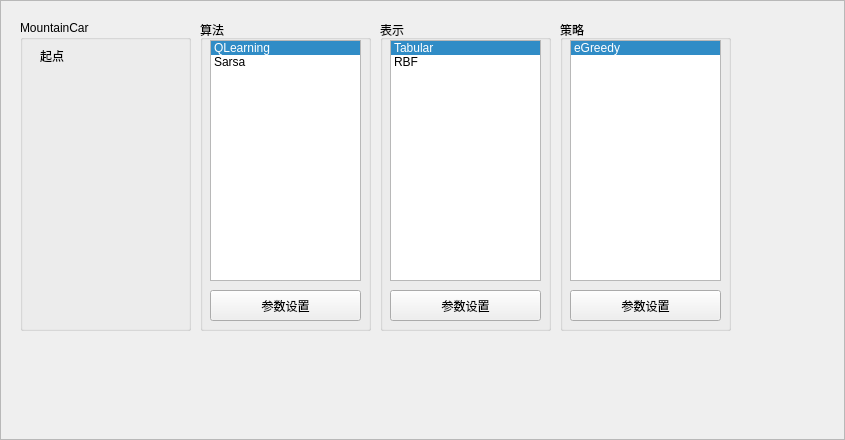
Old version of the form sdrl/Gui/Domains/MountainCarFrame.ui in the repository incumbent/sdrl.
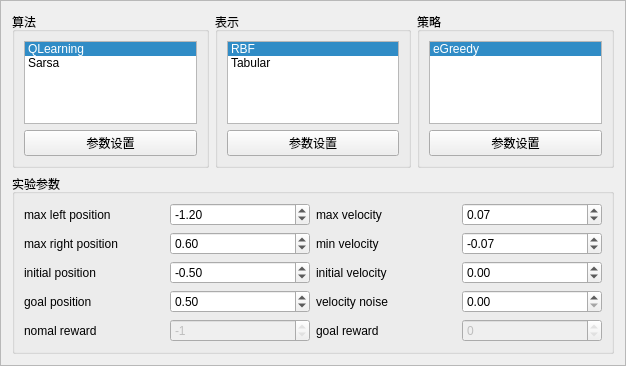
New version of the form.

What changed in the file:
```diff
--- a/sdrl/Gui/Domains/MountainCarFrame.ui
+++ b/sdrl/Gui/Domains/MountainCarFrame.ui
@@ -6,8 +6,8 @@
    <rect>
     <x>0</x>
     <y>0</y>
-    <width>845</width>
-    <height>440</height>
+    <width>626</width>
+    <height>366</height>
    </rect>
   </property>
   <property name="windowTitle">
@@ -19,174 +19,347 @@
   <property name="frameShadow">
    <enum>QFrame::Raised</enum>
   </property>
-  <widget class="QGroupBox" name="groupBox">
-   <property name="geometry">
-    <rect>
-     <x>20</x>
-     <y>20</y>
-     <width>171</width>
-     <height>311</height>
-    </rect>
-   </property>
-   <property name="title">
-    <string>MountainCar</string>
-   </property>
-   <widget class="QLabel" name="label">
-    <property name="geometry">
-     <rect>
-      <x>20</x>
-      <y>30</y>
-      <width>54</width>
-      <height>12</height>
-     </rect>
-    </property>
-    <property name="text">
-     <string>起点</string>
-    </property>
-   </widget>
-  </widget>
-  <widget class="QGroupBox" name="groupBox_2">
-   <property name="geometry">
-    <rect>
-     <x>200</x>
-     <y>20</y>
-     <width>171</width>
-     <height>311</height>
-    </rect>
-   </property>
-   <property name="title">
-    <string>算法</string>
-   </property>
-   <widget class="QListWidget" name="lstAgent">
-    <property name="geometry">
-     <rect>
-      <x>10</x>
-      <y>20</y>
-      <width>151</width>
-      <height>241</height>
-     </rect>
-    </property>
-    <property name="currentRow">
-     <number>0</number>
-    </property>
-    <item>
-     <property name="text">
-      <string>QLearning</string>
+  <layout class="QGridLayout" name="gridLayout">
+   <item row="0" column="0">
+    <widget class="QGroupBox" name="groupBox">
+     <property name="title">
+      <string>算法</string>
      </property>
-    </item>
-    <item>
-     <property name="text">
-      <string>Sarsa</string>
+     <layout class="QVBoxLayout" name="verticalLayout">
+      <item>
+       <widget class="QListWidget" name="lstAgent">
+        <property name="toolTip">
+         <string>&lt;html&gt;&lt;head/&gt;&lt;body&gt;&lt;p&gt;please select a algorithm to use&lt;/p&gt;&lt;/body&gt;&lt;/html&gt;</string>
+        </property>
+        <property name="currentRow">
+         <number>0</number>
+        </property>
+        <item>
+         <property name="text">
+          <string>QLearning</string>
+         </property>
+        </item>
+        <item>
+         <property name="text">
+          <string>Sarsa</string>
+         </property>
+        </item>
+       </widget>
+      </item>
+      <item>
+       <widget class="QPushButton" name="btnConfigAgent">
+        <property name="text">
+         <string>参数设置</string>
+        </property>
+       </widget>
+      </item>
+     </layout>
+    </widget>
+   </item>
+   <item row="0" column="2">
+    <widget class="QGroupBox" name="groupBox_3">
+     <property name="title">
+      <string>策略</string>
      </property>
-    </item>
-   </widget>
-   <widget class="QPushButton" name="btnConfigAgent">
-    <property name="geometry">
-     <rect>
-      <x>10</x>
-      <y>270</y>
-      <width>151</width>
-      <height>31</height>
-     </rect>
-    </property>
-    <property name="text">
-     <string>参数设置</string>
-    </property>
-   </widget>
-  </widget>
-  <widget class="QGroupBox" name="groupBox_3">
-   <property name="geometry">
-    <rect>
-     <x>380</x>
-     <y>20</y>
-     <width>171</width>
-     <height>311</height>
-    </rect>
-   </property>
-   <property name="title">
-    <string>表示</string>
-   </property>
-   <widget class="QListWidget" name="lstRepresentation">
-    <property name="geometry">
-     <rect>
-      <x>10</x>
-      <y>20</y>
-      <width>151</width>
-      <height>241</height>
-     </rect>
-    </property>
-    <property name="currentRow">
-     <number>0</number>
-    </property>
-    <item>
-     <property name="text">
-      <string>Tabular</string>
+     <layout class="QVBoxLayout" name="verticalLayout_3">
+      <item>
+       <widget class="QListWidget" name="lstPolicy">
+        <property name="toolTip">
+         <string>&lt;html&gt;&lt;head/&gt;&lt;body&gt;&lt;p&gt;please select a algorithm to use&lt;/p&gt;&lt;/body&gt;&lt;/html&gt;</string>
+        </property>
+        <property name="currentRow">
+         <number>0</number>
+        </property>
+        <item>
+         <property name="text">
+          <string>eGreedy</string>
+         </property>
+        </item>
+       </widget>
+      </item>
+      <item>
+       <widget class="QPushButton" name="btnConfigPolicy">
+        <property name="text">
+         <string>参数设置</string>
+        </property>
+       </widget>
+      </item>
+     </layout>
+    </widget>
+   </item>
+   <item row="0" column="1">
+    <widget class="QGroupBox" name="groupBox_2">
+     <property name="title">
+      <string>表示</string>
      </property>
-    </item>
-    <item>
-     <property name="text">
-      <string>RBF</string>
+     <layout class="QVBoxLayout" name="verticalLayout_2">
+      <item>
+       <widget class="QListWidget" name="lstRepresentation">
+        <property name="toolTip">
+         <string>&lt;html&gt;&lt;head/&gt;&lt;body&gt;&lt;p&gt;please select a algorithm to use&lt;/p&gt;&lt;/body&gt;&lt;/html&gt;</string>
+        </property>
+        <property name="currentRow">
+         <number>0</number>
+        </property>
+        <item>
+         <property name="text">
+          <string>RBF</string>
+         </property>
+        </item>
+        <item>
+         <property name="text">
+          <string>Tabular</string>
+         </property>
+        </item>
+       </widget>
+      </item>
+      <item>
+       <widget class="QPushButton" name="btnConfigRepresentation">
+        <property name="text">
+         <string>参数设置</string>
+        </property>
+       </widget>
+      </item>
+     </layout>
+    </widget>
+   </item>
+   <item row="1" column="0" colspan="3">
+    <widget class="QGroupBox" name="groupBox_5">
+     <property name="title">
+      <string>实验参数</string>
      </property>
-    </item>
-   </widget>
-   <widget class="QPushButton" name="btnConfigRepresentation">
-    <property name="geometry">
-     <rect>
-      <x>10</x>
-      <y>270</y>
-      <width>151</width>
-      <height>31</height>
-     </rect>
-    </property>
-    <property name="text">
-     <string>参数设置</string>
-    </property>
-   </widget>
-  </widget>
-  <widget class="QGroupBox" name="groupBox_4">
-   <property name="geometry">
-    <rect>
-     <x>560</x>
-     <y>20</y>
-     <width>171</width>
-     <height>311</height>
-    </rect>
-   </property>
-   <property name="title">
-    <string>策略</string>
-   </property>
-   <widget class="QListWidget" name="lstPolicy">
-    <property name="geometry">
-     <rect>
-      <x>10</x>
-      <y>20</y>
-      <width>151</width>
-      <height>241</height>
-     </rect>
-    </property>
-    <property name="currentRow">
-     <number>0</number>
-    </property>
-    <item>
-     <property name="text">
-      <string>eGreedy</string>
-     </property>
-    </item>
-   </widget>
-   <widget class="QPushButton" name="btnConfigPolicy">
-    <property name="geometry">
-     <rect>
-      <x>10</x>
-      <y>270</y>
-      <width>151</width>
-      <height>31</height>
-     </rect>
-    </property>
-    <property name="text">
-     <string>参数设置</string>
-    </property>
-   </widget>
-  </widget>
+     <layout class="QGridLayout" name="gridLayout_3">
+      <item row="0" column="1">
+       <widget class="QDoubleSpinBox" name="dblSpinleftPos">
+        <property name="minimum">
+         <double>-2.000000000000000</double>
+        </property>
+        <property name="maximum">
+         <double>2.000000000000000</double>
+        </property>
+        <property name="singleStep">
+         <double>0.100000000000000</double>
+        </property>
+        <property name="value">
+         <double>-1.200000000000000</double>
+        </property>
+       </widget>
+      </item>
+      <item row="0" column="0">
+       <widget class="QLabel" name="label">
+        <property name="text">
+         <string>max left position</string>
+        </property>
+       </widget>
+      </item>
+      <item row="1" column="1">
+       <widget class="QDoubleSpinBox" name="dblSpinRightPos">
+        <property name="minimum">
+         <double>-2.000000000000000</double>
+        </property>
+        <property name="maximum">
+         <double>2.000000000000000</double>
+        </property>
+        <property name="singleStep">
+         <double>0.100000000000000</double>
+        </property>
+        <property name="value">
+         <double>0.600000000000000</double>
+        </property>
+       </widget>
+      </item>
+      <item row="2" column="2">
+       <widget class="QLabel" name="label_6">
+        <property name="text">
+         <string>initial velocity</string>
+        </property>
+       </widget>
+      </item>
+      <item row="1" column="2">
+       <widget class="QLabel" name="label_4">
+        <property name="text">
+         <string>min velocity</string>
+        </property>
+       </widget>
+      </item>
+      <item row="2" column="1">
+       <widget class="QDoubleSpinBox" name="dblSpinInitPos">
+        <property name="minimum">
+         <double>-1.200000000000000</double>
+        </property>
+        <property name="maximum">
+         <double>0.600000000000000</double>
+        </property>
+        <property name="singleStep">
+         <double>0.100000000000000</double>
+        </property>
+        <property name="value">
+         <double>-0.500000000000000</double>
+        </property>
+       </widget>
+      </item>
+      <item row="1" column="3">
+       <widget class="QDoubleSpinBox" name="dblSpinMinVelocity">
+        <property name="minimum">
+         <double>-1.000000000000000</double>
+        </property>
+        <property name="maximum">
+         <double>1.000000000000000</double>
+        </property>
+        <property name="singleStep">
+         <double>0.010000000000000</double>
+        </property>
+        <property name="value">
+         <double>-0.070000000000000</double>
+        </property>
+       </widget>
+      </item>
+      <item row="2" column="3">
+       <widget class="QDoubleSpinBox" name="dblSpinInitVelocity">
+        <property name="minimum">
+         <double>-0.070000000000000</double>
+        </property>
+        <property name="maximum">
+         <double>0.070000000000000</double>
+        </property>
+        <property name="singleStep">
+         <double>0.010000000000000</double>
+        </property>
+        <property name="value">
+         <double>0.000000000000000</double>
+        </property>
+       </widget>
+      </item>
+      <item row="2" column="0">
+       <widget class="QLabel" name="label_5">
+        <property name="text">
+         <string>initial position</string>
+        </property>
+       </widget>
+      </item>
+      <item row="0" column="2">
+       <widget class="QLabel" name="label_3">
+        <property name="text">
+         <string>max velocity</string>
+        </property>
+       </widget>
+      </item>
+      <item row="1" column="0">
+       <widget class="QLabel" name="label_2">
+        <property name="text">
+         <string>max right position</string>
+        </property>
+       </widget>
+      </item>
+      <item row="3" column="3">
+       <widget class="QDoubleSpinBox" name="dblSpinVelNoise">
+        <property name="minimum">
+         <double>0.000000000000000</double>
+        </property>
+        <property name="maximum">
+         <double>1.000000000000000</double>
+        </property>
+        <property name="singleStep">
+         <double>0.010000000000000</double>
+        </property>
+       </widget>
+      </item>
+      <item row="3" column="0">
+       <widget class="QLabel" name="label_7">
+        <property name="text">
+         <string>goal position</string>
+        </property>
+       </widget>
+      </item>
+      <item row="3" column="1">
+       <widget class="QDoubleSpinBox" name="dblSpinGoal">
+        <property name="minimum">
+         <double>-2.000000000000000</double>
+        </property>
+        <property name="maximum">
+         <double>2.000000000000000</double>
+        </property>
+        <property name="singleStep">
+         <double>0.100000000000000</double>
+        </property>
+        <property name="value">
+         <double>0.500000000000000</double>
+        </property>
+       </widget>
+      </item>
+      <item row="3" column="2">
+       <widget class="QLabel" name="label_8">
+        <property name="text">
+         <string>velocity noise</string>
+        </property>
+       </widget>
+      </item>
+      <item row="0" column="3">
+       <widget class="QDoubleSpinBox" name="dblSpinMaxVelocity">
+        <property name="minimum">
+         <double>-1.000000000000000</double>
+        </property>
+        <property name="maximum">
+         <double>1.000000000000000</double>
+        </property>
+        <property name="singleStep">
+         <double>0.010000000000000</double>
+        </property>
+        <property name="value">
+         <double>0.070000000000000</double>
+        </property>
+       </widget>
+      </item>
+      <item row="4" column="0">
+       <widget class="QLabel" name="label_10">
+        <property name="text">
+         <string>nomal reward</string>
+        </property>
+       </widget>
+      </item>
+      <item row="4" column="1">
+       <widget class="QSpinBox" name="spinNormalReward">
+        <property name="enabled">
+         <bool>false</bool>
+        </property>
+        <property name="minimum">
+         <number>-1</number>
+        </property>
+        <property name="maximum">
+         <number>-1</number>
+        </property>
+        <property name="singleStep">
+         <number>0</number>
+        </property>
+        <property name="value">
+         <number>-1</number>
+        </property>
+       </widget>
+      </item>
+      <item row="4" column="2">
+       <widget class="QLabel" name="label_9">
+        <property name="text">
+         <string>goal reward</string>
+        </property>
+       </widget>
+      </item>
+      <item row="4" column="3">
+       <widget class="QSpinBox" name="spinGoalReward">
+        <property name="enabled">
+         <bool>false</bool>
+        </property>
+        <property name="maximum">
+         <number>0</number>
+        </property>
+        <property name="singleStep">
+         <number>0</number>
+        </property>
+       </widget>
+      </item>
+     </layout>
+    </widget>
+   </item>
+  </layout>
  </widget>
  <resources/>
  <connections/>
```
